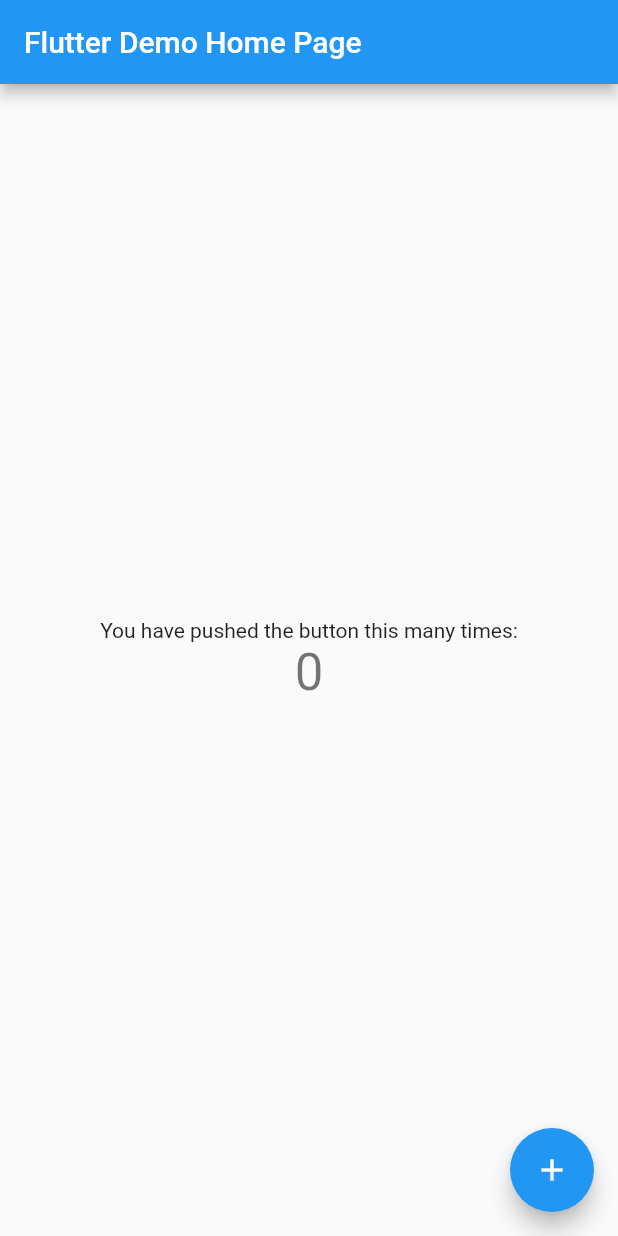
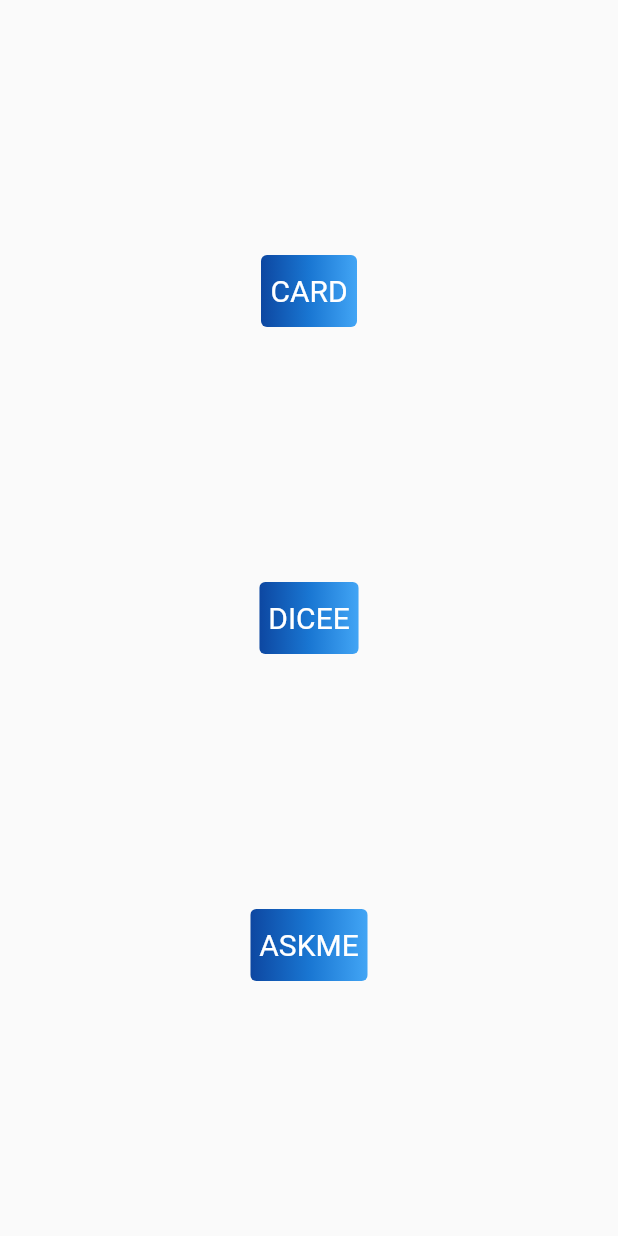
Before and after one commit to Jordan-erifried/MultiChoice, a Flutter app: the screen it shows after launch, on a phone screen of 412 x 824 dp. Run offline on Flutter 3.47's test engine with Material 2 defaults, Android fonts, the phone set to English and light mode, and no system bars.

Commit message:
Commit one

```diff
--- a/lib/main.dart
+++ b/lib/main.dart
@@ -1,115 +1,143 @@
 import 'package:flutter/material.dart';
+import 'package:multi_choice/ask_me.dart';
+import 'package:multi_choice/my_card.dart';
+
+import 'my_dicee.dart';
 
 void main() {
-  runApp(const MyApp());
+  runApp(MyApp());
 }
 
 class MyApp extends StatelessWidget {
   const MyApp({Key? key}) : super(key: key);
 
-  // This widget is the root of your application.
   @override
   Widget build(BuildContext context) {
     return MaterialApp(
-      title: 'Flutter Demo',
-      theme: ThemeData(
-        // This is the theme of your application.
-        //
-        // Try running your application with "flutter run". You'll see the
-        // application has a blue toolbar. Then, without quitting the app, try
-        // changing the primarySwatch below to Colors.green and then invoke
-        // "hot reload" (press "r" in the console where you ran "flutter run",
-        // or simply save your changes to "hot reload" in a Flutter IDE).
-        // Notice that the counter didn't reset back to zero; the application
-        // is not restarted.
-        primarySwatch: Colors.blue,
+      debugShowCheckedModeBanner: false,
+      home: Scaffold(
+        body: MainPage(),
       ),
-      home: const MyHomePage(title: 'Flutter Demo Home Page'),
     );
   }
 }
 
-class MyHomePage extends StatefulWidget {
-  const MyHomePage({Key? key, required this.title}) : super(key: key);
-
-  // This widget is the home page of your application. It is stateful, meaning
-  // that it has a State object (defined below) that contains fields that affect
-  // how it looks.
-
-  // This class is the configuration for the state. It holds the values (in this
-  // case the title) provided by the parent (in this case the App widget) and
-  // used by the build method of the State. Fields in a Widget subclass are
-  // always marked "final".
-
-  final String title;
-
-  @override
-  State<MyHomePage> createState() => _MyHomePageState();
-}
-
-class _MyHomePageState extends State<MyHomePage> {
-  int _counter = 0;
-
-  void _incrementCounter() {
-    setState(() {
-      // This call to setState tells the Flutter framework that something has
-      // changed in this State, which causes it to rerun the build method below
-      // so that the display can reflect the updated values. If we changed
-      // _counter without calling setState(), then the build method would not be
-      // called again, and so nothing would appear to happen.
-      _counter++;
-    });
-  }
+class MainPage extends StatelessWidget {
+  const MainPage({Key? key}) : super(key: key);
 
   @override
   Widget build(BuildContext context) {
-    // This method is rerun every time setState is called, for instance as done
-    // by the _incrementCounter method above.
-    //
-    // The Flutter framework has been optimized to make rerunning build methods
-    // fast, so that you can just rebuild anything that needs updating rather
-    // than having to individually change instances of widgets.
-    return Scaffold(
-      appBar: AppBar(
-        // Here we take the value from the MyHomePage object that was created by
-        // the App.build method, and use it to set our appbar title.
-        title: Text(widget.title),
-      ),
-      body: Center(
-        // Center is a layout widget. It takes a single child and positions it
-        // in the middle of the parent.
+    return SafeArea(
+      child: Center(
         child: Column(
-          // Column is also a layout widget. It takes a list of children and
-          // arranges them vertically. By default, it sizes itself to fit its
-          // children horizontally, and tries to be as tall as its parent.
-          //
-          // Invoke "debug painting" (press "p" in the console, choose the
-          // "Toggle Debug Paint" action from the Flutter Inspector in Android
-          // Studio, or the "Toggle Debug Paint" command in Visual Studio Code)
-          // to see the wireframe for each widget.
-          //
-          // Column has various properties to control how it sizes itself and
-          // how it positions its children. Here we use mainAxisAlignment to
-          // center the children vertically; the main axis here is the vertical
-          // axis because Columns are vertical (the cross axis would be
-          // horizontal).
-          mainAxisAlignment: MainAxisAlignment.center,
+         mainAxisAlignment: MainAxisAlignment.spaceEvenly,
           children: <Widget>[
-            const Text(
-              'You have pushed the button this many times:',
+            ClipRRect(
+              borderRadius: BorderRadius.circular(4),
+              child: Stack(
+                children: <Widget>[
+                  Positioned.fill(
+                    child: Container(
+                      decoration: const BoxDecoration(
+                        gradient: LinearGradient(
+                          colors: <Color>[
+                            Color(0xFF0D47A1),
+                            Color(0xFF1976D2),
+                            Color(0xFF42A5F5),
+                          ]
+                        )
+                      ),
+                    ),
+                  ),
+                  TextButton(
+                    style: TextButton.styleFrom(
+                      padding: const EdgeInsets.all(6.0),
+                      primary: Colors.white,
+                      textStyle: const TextStyle(fontSize: 20),
+                    ),
+                    onPressed: () {
+                      Navigator.push(
+                        context, MaterialPageRoute(builder: (context) => MyCard())
+                      );
+                    },
+                    child: Text('CARD'),
+                  )
+                ],
+              ),
             ),
-            Text(
-              '$_counter',
-              style: Theme.of(context).textTheme.headline4,
+
+            ClipRRect(
+              borderRadius: BorderRadius.circular(4),
+              child: Stack(
+                children: <Widget>[
+                  Positioned.fill(
+                    child: Container(
+                      decoration: const BoxDecoration(
+                          gradient: LinearGradient(
+                              colors: <Color>[
+                                Color(0xFF0D47A1),
+                                Color(0xFF1976D2),
+                                Color(0xFF42A5F5),
+                              ]
+                          )
+                      ),
+                    ),
+                  ),
+                  TextButton(
+                    style: TextButton.styleFrom(
+                      padding: const EdgeInsets.all(6.0),
+                      primary: Colors.white,
+                      textStyle: const TextStyle(fontSize: 20),
+                    ),
+                    onPressed: () {
+                      Navigator.push(
+                        context,
+                        MaterialPageRoute(builder: (context) => Dicee())
+                      );
+                    },
+                    child: Text('DICEE'),
+                  )
+                ],
+              ),
+            ),
+
+            ClipRRect(
+              borderRadius: BorderRadius.circular(4),
+              child: Stack(
+                children: <Widget>[
+                  Positioned.fill(
+                    child: Container(
+                      decoration: const BoxDecoration(
+                          gradient: LinearGradient(
+                              colors: <Color>[
+                                Color(0xFF0D47A1),
+                                Color(0xFF1976D2),
+                                Color(0xFF42A5F5),
+                              ]
+                          )
+                      ),
+                    ),
+                  ),
+                  TextButton(
+                    style: TextButton.styleFrom(
+                      padding: const EdgeInsets.all(6.0),
+                      primary: Colors.white,
+                      textStyle: const TextStyle(fontSize: 20),
+                    ),
+                    onPressed: () {
+                      Navigator.push(
+                        context,
+                        MaterialPageRoute(builder: (context) => AskMe())
+                      );
+                    },
+                    child: Text('ASKME'),
+                  )
+                ],
+              ),
             ),
           ],
         ),
       ),
-      floatingActionButton: FloatingActionButton(
-        onPressed: _incrementCounter,
-        tooltip: 'Increment',
-        child: const Icon(Icons.add),
-      ), // This trailing comma makes auto-formatting nicer for build methods.
     );
   }
 }
--- a/pubspec.yaml
+++ b/pubspec.yaml
@@ -31,3 +31,6 @@
 
 
   uses-material-design: true
+
+  assets:
+    - images/
```
Also changed, not shown: lib/ask_me.dart (added, +44 -0 lines), lib/my_card.dart (added, +55 -0 lines), lib/my_dicee.dart (added, +65 -0 lines).
